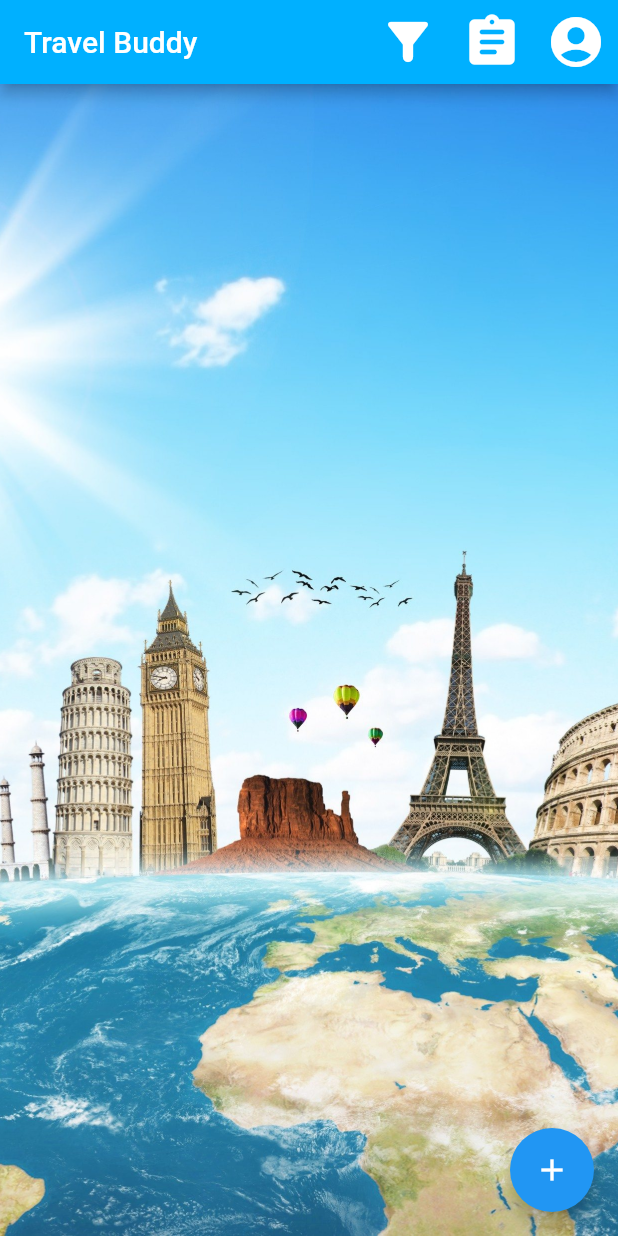
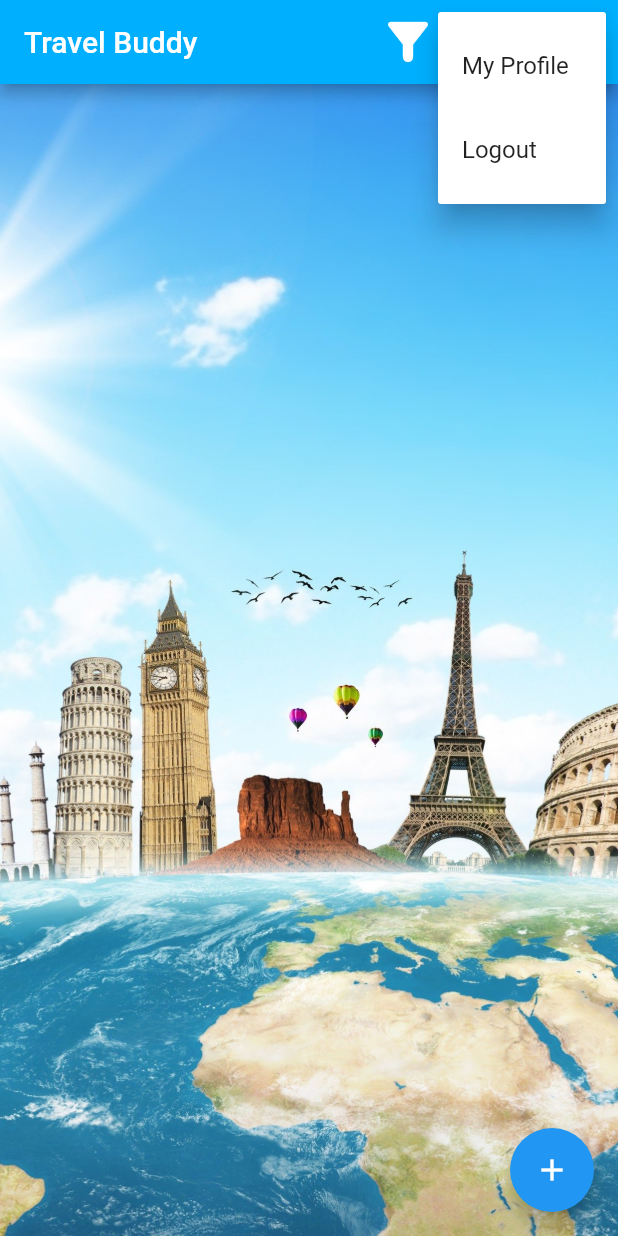
Before and after one commit to harsh-heda/travel, a Flutter app: the screen it shows once a user with an empty profile is signed in, after a tap on the "filter alt" icon, after a tap on the "cancel" icon, after a tap on the "account circle" icon, on a phone screen of 412 x 824 dp. Run offline on Flutter 3.47's test engine with Material 2 defaults, Android fonts, the phone set to English and light mode, and no system bars; our stand-ins replace cloud_firestore, firebase_auth, firebase_core, flutter_spinkit; accounts and stored records are empty.

Commit message:
rename and dropdown menu added

```diff
--- a/lib/main.dart
+++ b/lib/main.dart
@@ -4,7 +4,7 @@ import 'package:travel/models/users.dart';
 import 'package:travel/screens/wrapper.dart';
 import 'package:firebase_core/firebase_core.dart';
 import 'package:travel/services/auth.dart';
-import 'package:travel/screens/myProfile/profile.dart';
+import 'screens/myPost/myPost.dart';
 
 void main() async {
   WidgetsFlutterBinding.ensureInitialized();
--- a/lib/screens/filter/filter.dart
+++ b/lib/screens/filter/filter.dart
@@ -12,10 +12,10 @@ class _FilterState extends State<Filter> {
 
   String _selectedDate = "Select Date";
   //String _selectedTime = 'Select time';
-  String to;
-  String from;
-  String date;
-  String time;
+  String to = "";
+  String from = "";
+  String date = "";
+  String time = "";
   Map<String, String> data = new Map();
 
   //date time piceker
@@ -36,14 +36,12 @@ class _FilterState extends State<Filter> {
 
   @override
   Widget build(BuildContext context) {
-    return SafeArea(
-      child: Scaffold(
+    return Scaffold(
       body: SingleChildScrollView(
         child: Container(
-            padding: EdgeInsets.only(
-                bottom: MediaQuery.of(context).viewInsets.bottom),
+          padding: EdgeInsets.symmetric(vertical: 40),
           child: Padding(
-              padding: const EdgeInsets.symmetric(vertical: 20, horizontal: 60),
+            padding: const EdgeInsets.symmetric(vertical: 10, horizontal: 60),
             child: Form(
               key: _formKey,
               child: Column(
@@ -54,8 +52,7 @@ class _FilterState extends State<Filter> {
                   ),
                   // text field for from
                   TextFormField(
-                      decoration:
-                          textInputDecoration.copyWith(hintText: "from"),
+                    decoration: textInputDecoration.copyWith(hintText: "from"),
                     onChanged: (val) {
                       setState(() => from = val);
                     },
@@ -114,13 +111,13 @@ class _FilterState extends State<Filter> {
                   //submit button
                   ElevatedButton(
                       onPressed: () {
-                          to == null
+                        to.isEmpty
                             ? print('to filter not used')
                             : data['to'] = to;
-                          from == null
+                        from.isEmpty
                             ? print('from filter not used')
                             : data['from'] = from;
-                          date == null
+                        date.isEmpty
                             ? print('from filter not used')
                             : data['date'] = date;
                         Navigator.pop(context, data);
@@ -133,7 +130,6 @@ class _FilterState extends State<Filter> {
           ),
         ),
       ),
-      ),
     );
   }
 }
--- a/lib/screens/home/home.dart
+++ b/lib/screens/home/home.dart
@@ -23,7 +23,7 @@ class _HomeState extends State<Home> {
         context,
         MaterialPageRoute(builder: (context) => Filter()),
       );
-      if (data.isEmpty)
+      if (data == null || data.isEmpty)
         setState(() => filter = !filter);
       else {
         setState(() => value = data);
@@ -70,13 +70,37 @@ class _HomeState extends State<Home> {
                   onPressed: () {
                     Navigator.pushNamed(context, '/myProfile');
                   }),
-              IconButton(
+              // IconButton(
+              //   icon: Icon(Icons.account_circle_sharp),
+              //   iconSize: 40,
+              //   onPressed: () async {
+              //     await _auth.signOut();
+              //   },
+              PopupMenuButton(
+                onSelected: (value) async {
+                  if (value == 'logout')
+                    await _auth.signOut();
+                  else {
+                    print('myprofile');
+                  }
+                },
                 icon: Icon(Icons.account_circle_sharp),
                 iconSize: 40,
-                onPressed: () async {
-                  await _auth.signOut();
-                },
-              ),
+                itemBuilder: (BuildContext context) => <PopupMenuEntry>[
+                  const PopupMenuItem(
+                    value: 'myprofile',
+                    child: ListTile(
+                      title: Text('My Profile'),
+                    ),
+                  ),
+                  const PopupMenuItem(
+                    value: 'logout',
+                    child: ListTile(
+                      title: Text('Logout'),
+                    ),
+                  ),
+                ],
+              )
             ],
           ),
           body: Container(
--- a/lib/screens/myProfile/profile.dart
+++ b/lib/screens/myPost/myPost.dart
@@ -2,7 +2,7 @@ import 'package:firebase_auth/firebase_auth.dart';
 import 'package:flutter/material.dart';
 import 'package:travel/models/posts.dart';
 import 'package:travel/services/database.dart';
-import 'package:travel/screens/myProfile/profile_postList.dart';
+import 'package:travel/screens/myPost/myPost_postList.dart';
 import 'package:provider/provider.dart';
 
 class MyProfile extends StatefulWidget {
--- a/lib/screens/myProfile/profileCustomCard.dart
+++ b/lib/screens/myPost/myPost_CustomCard.dart
@@ -5,7 +5,7 @@ import 'package:travel/shared/desc.dart';
 import 'package:travel/models/posts.dart';
 import 'package:travel/services/database.dart';
 import 'package:travel/shared/loading.dart';
-import 'package:travel/screens/myProfile/profilePost_form.dart';
+import 'package:travel/screens/myPost/myPost_form.dart';
 
 class ProfileCustomCard extends StatelessWidget {
   final PostData post;
```
Also changed, not shown: lib/screens/myPost/myPost_postList.dart (renamed from lib/screens/myProfile/profile_postList.dart, +11 -6 lines), lib/screens/myPost/myPost_form.dart (renamed from lib/screens/myProfile/profilePost_form.dart). Lines whose indentation alone changed are shown as unchanged.
